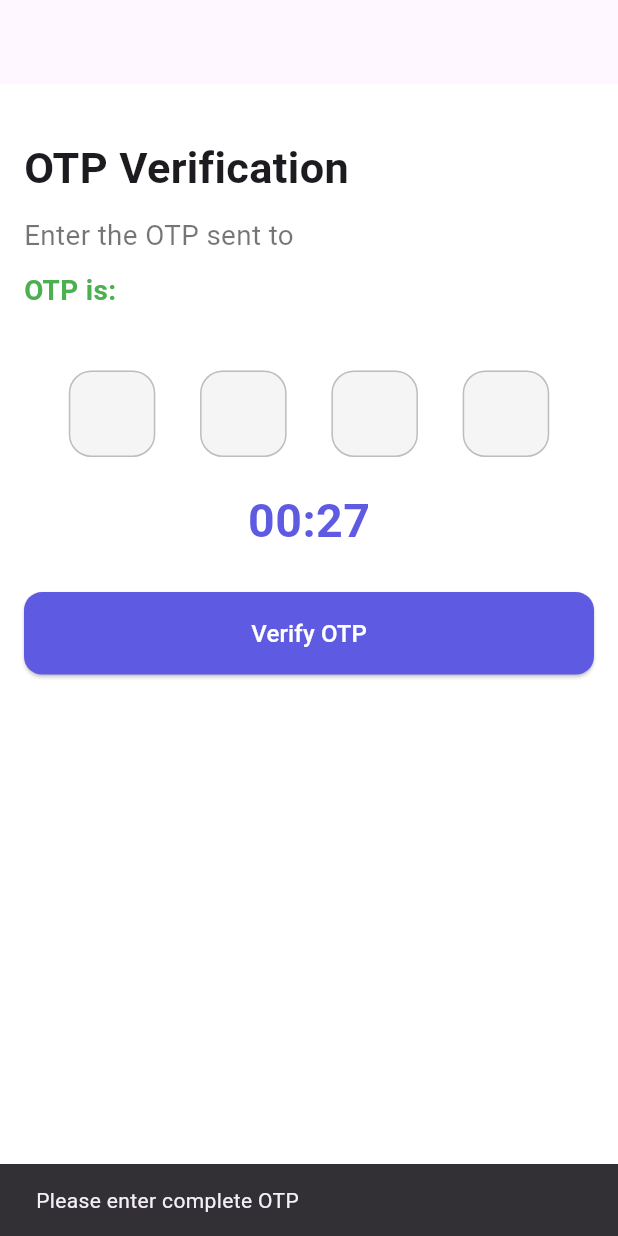
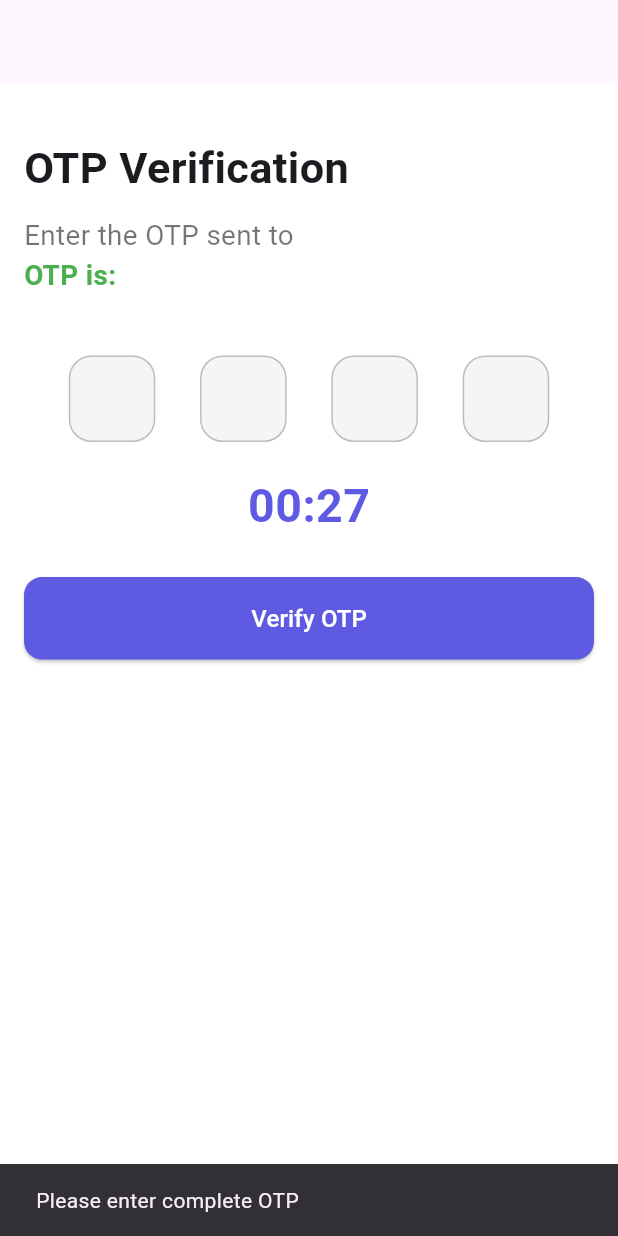
Before and after one commit to defender07/zybo12, a Flutter app: the OtpPage screen opened directly with empty values, after a tap on "Verify OTP", on a phone screen of 412 x 824 dp. Run offline on Flutter 3.47's test engine with Material 3 defaults, Android fonts, the phone set to English and light mode, and no system bars; our stand-ins replace bloc, equatable, flutter_bloc, shared_preferences; accounts and stored records are empty.

Commit message:
Refactor: Improve OTP page with reusable widgets & constants

```diff
--- a/lib/feature/otp/view/otp_page.dart
+++ b/lib/feature/otp/view/otp_page.dart
@@ -1,124 +1,144 @@
+import 'dart:async';
 import 'package:flutter/material.dart';
 import 'package:shared_preferences/shared_preferences.dart';
-import 'dart:async';
 import '../../home/bottom_tab/bottom_tab_page.dart';
 
 class OtpPage extends StatefulWidget {
-  final String phoneNumber;
-  final String otp;
-  final String token;
-
-  const OtpPage({
-    super.key,
-    required this.phoneNumber,
-    required this.otp,
-    required this.token,
-  });
+  final String phoneNumber, otp, token;
+  const OtpPage({super.key, required this.phoneNumber, required this.otp, required this.token});
 
   @override
   State<OtpPage> createState() => _OtpPageState();
 }
 
 class _OtpPageState extends State<OtpPage> with SingleTickerProviderStateMixin {
-  int _seconds = 30;
+  static const int otpLength = 4;
+  static const int timerDuration = 30;
+  static const Color primaryColor = Color(0xFF5E5BE2);
+
+  final _otpControllers = List.generate(otpLength, (_) => TextEditingController());
+  late AnimationController _animCtrl;
+  late Animation<double> _scaleAnim;
   Timer? _timer;
-
-  late AnimationController _animationController;
-  late Animation<double> _scaleAnimation;
-
-  final List<TextEditingController> _otpControllers =
-  List.generate(4, (index) => TextEditingController());
-
-  String? _otpFromApi;
-  String? _token;
+  int _seconds = timerDuration;
 
   @override
   void initState() {
     super.initState();
-    _otpFromApi = widget.otp;
-    _token = widget.token;
 
-    // ✅ Pre-fill OTP boxes with API OTP
-    if (_otpFromApi != null && _otpFromApi!.length == 4) {
-      for (int i = 0; i < 4; i++) {
-        _otpControllers[i].text = _otpFromApi![i];
-      }
+    // Prefill OTP from API
+    for (int i = 0; i < widget.otp.length && i < otpLength; i++) {
+      _otpControllers[i].text = widget.otp[i];
     }
 
     _startTimer();
-
-    _animationController = AnimationController(
-      vsync: this,
-      duration: const Duration(milliseconds: 600),
-    )..repeat(reverse: true);
-
-    _scaleAnimation = Tween<double>(begin: 1.0, end: 1.3).animate(
-      CurvedAnimation(parent: _animationController, curve: Curves.easeInOut),
-    );
-
-    debugPrint("✅ OTP received: $_otpFromApi");
-    debugPrint("✅ Token received: $_token");
+    _animCtrl = AnimationController(vsync: this, duration: const Duration(milliseconds: 600))..repeat(reverse: true);
+    _scaleAnim = Tween(begin: 1.0, end: 1.3).animate(CurvedAnimation(parent: _animCtrl, curve: Curves.easeInOut));
   }
 
   void _startTimer() {
-    _seconds = 30;
     _timer?.cancel();
-    _timer = Timer.periodic(const Duration(seconds: 1), (timer) {
-      if (_seconds > 0) {
-        setState(() => _seconds--);
-      } else {
-        timer.cancel();
-        _animationController.stop();
-      }
+    _seconds = timerDuration;
+    _timer = Timer.periodic(const Duration(seconds: 1), (t) {
+      if (_seconds > 0) setState(() => _seconds--);
+      else { t.cancel(); _animCtrl.stop(); }
     });
   }
+
+  Future<void> _verifyOtp() async {
+    final enteredOtp = _otpControllers.map((e) => e.text).join();
+
+    if (enteredOtp.length < otpLength) return _msg("Please enter complete OTP");
+
+    if (enteredOtp == widget.otp) {
+      await _saveToken(widget.token);
+      _msg("OTP Verified Successfully!");
+      if (mounted) {
+        Navigator.pushReplacement(context, MaterialPageRoute(builder: (_) => const BottomTabPage()));
+      }
+    } else {
+      _msg("Incorrect OTP! Please try again.");
+    }
+  }
+
+  Future<void> _saveToken(String token) async {
+    final prefs = await SharedPreferences.getInstance();
+    await prefs.setString("auth_token", token);
+  }
+
+  void _msg(String m) => ScaffoldMessenger.of(context).showSnackBar(SnackBar(content: Text(m)));
 
   @override
   void dispose() {
     _timer?.cancel();
-    _animationController.dispose();
-    for (var controller in _otpControllers) controller.dispose();
+    _animCtrl.dispose();
+    for (var c in _otpControllers) c.dispose();
     super.dispose();
   }
 
-  Future<void> _verifyOtp() async {
-    String enteredOtp = _otpControllers.map((e) => e.text).join();
+  @override
+  Widget build(BuildContext context) {
+    final w = MediaQuery.of(context).size.width;
+    return Scaffold(
+      backgroundColor: Colors.white,
+      appBar: AppBar(centerTitle: true),
+      body: SingleChildScrollView(
+        padding: const EdgeInsets.all(16),
+        child: Column(crossAxisAlignment: CrossAxisAlignment.start, children: [
+          const SizedBox(height: 20),
+          Text("OTP Verification", style: TextStyle(fontSize: w * 0.07, fontWeight: FontWeight.bold)),
+          const SizedBox(height: 10),
+          Text("Enter the OTP sent to ${widget.phoneNumber}",
+              style: TextStyle(fontSize: w * 0.045, color: Colors.black54)),
+          if (!bool.fromEnvironment("dart.vm.product"))
+            Text("OTP is: ${widget.otp}",
+                style: TextStyle(fontSize: w * 0.045, fontWeight: FontWeight.bold, color: Colors.green)),
+          const SizedBox(height: 40),
+          Row(
+            mainAxisAlignment: MainAxisAlignment.spaceEvenly,
+            children: List.generate(otpLength, (i) => OtpBox(controller: _otpControllers[i], isLast: i == otpLength - 1, boxSize: w * 0.14, fontSize: w * 0.06)),
+          ),
+          const SizedBox(height: 25),
+          Center(
+            child: ScaleTransition(
+              scale: _scaleAnim,
+              child: Text("00:$_seconds",
+                  style: TextStyle(fontSize: w * 0.06, fontWeight: FontWeight.bold, color: primaryColor)),
+            ),
+          ),
+          const SizedBox(height: 30),
+          SizedBox(
+            width: double.infinity,
+            child: ElevatedButton(
+              style: ElevatedButton.styleFrom(
+                backgroundColor: primaryColor,
+                padding: const EdgeInsets.symmetric(vertical: 16),
+                shape: RoundedRectangleBorder(borderRadius: BorderRadius.circular(12)),
+              ),
+              onPressed: _verifyOtp,
+              child: const Text("Verify OTP", style: TextStyle(fontSize: 16, color: Colors.white)),
+            ),
+          ),
+        ]),
+      ),
+    );
+  }
+}
 
-    if (enteredOtp.length < 4) {
-      ScaffoldMessenger.of(context).showSnackBar(
-        const SnackBar(content: Text("Please enter complete OTP")),
-      );
-      return;
-    }
+/// Reusable OTP Input Widget
+class OtpBox extends StatelessWidget {
+  final TextEditingController controller;
+  final bool isLast;
+  final double boxSize, fontSize;
+  const OtpBox({super.key, required this.controller, required this.isLast, required this.boxSize, required this.fontSize});
 
-    if (enteredOtp == _otpFromApi) {
-      debugPrint("✅ OTP Verified!");
-
-      // Save token in SharedPreferences
-      final prefs = await SharedPreferences.getInstance();
-      if (_token != null) await prefs.setString("auth_token", _token!);
-
-      ScaffoldMessenger.of(context).showSnackBar(
-        const SnackBar(content: Text("OTP Verified Successfully!")),
-      );
-
-      Navigator.pushReplacement(
-        context,
-        MaterialPageRoute(builder: (_) => const BottomTabPage()),
-      );
-    } else {
-      ScaffoldMessenger.of(context).showSnackBar(
-        const SnackBar(content: Text("Incorrect OTP! Please try again.")),
-      );
-    }
-  }
-
-  Widget _buildOtpBox(int index, double boxSize, double fontSize) {
+  @override
+  Widget build(BuildContext context) {
     return SizedBox(
       width: boxSize,
       height: boxSize,
       child: TextField(
-        controller: _otpControllers[index],
+        controller: controller,
         textAlign: TextAlign.center,
         keyboardType: TextInputType.number,
         maxLength: 1,
@@ -129,90 +149,17 @@ class _OtpPageState extends State<OtpPage> with SingleTickerProviderStateMixin {
           fillColor: Colors.grey.shade100,
           focusedBorder: OutlineInputBorder(
             borderRadius: BorderRadius.circular(15),
-            borderSide: const BorderSide(color: Color(0xFF5E5BE2), width: 2),
+            borderSide: const BorderSide(color: _OtpPageState.primaryColor, width: 2),
           ),
           enabledBorder: OutlineInputBorder(
             borderRadius: BorderRadius.circular(15),
             borderSide: BorderSide(color: Colors.grey.shade400),
           ),
         ),
-        onChanged: (value) {
-          if (value.isNotEmpty && index < 3) FocusScope.of(context).nextFocus();
+        onChanged: (v) {
+          if (v.isNotEmpty && !isLast) FocusScope.of(context).nextFocus();
         },
       ),
     );
   }
-
-  @override
-  Widget build(BuildContext context) {
-    final screenWidth = MediaQuery.of(context).size.width;
-    final boxSize = screenWidth * 0.14;
-    final titleFontSize = screenWidth * 0.07;
-    final subtitleFontSize = screenWidth * 0.045;
-    final otpFontSize = screenWidth * 0.06;
-    final timerFontSize = screenWidth * 0.06;
-
-    return Scaffold(
-      backgroundColor: Colors.white,
-      appBar: AppBar(centerTitle: true),
-      body: SingleChildScrollView(
-        padding: const EdgeInsets.all(16),
-        child: Column(
-          crossAxisAlignment: CrossAxisAlignment.start,
-          children: [
-            SizedBox(height: 20),
-            Text(
-              "OTP Verification",
-              style: TextStyle(fontSize: titleFontSize, fontWeight: FontWeight.bold),
-            ),
-            SizedBox(height: 10),
-            Text(
-              "Enter the OTP sent to ${widget.phoneNumber}",
-              style: TextStyle(fontSize: subtitleFontSize, color: Colors.black54),
-            ),
-            const SizedBox(height: 10),
-            // ✅ Display OTP raw value from API for testing
-            Text(
-              "OTP is: $_otpFromApi",
-              style: TextStyle(
-                  fontSize: subtitleFontSize,
-                  fontWeight: FontWeight.bold,
-                  color: Colors.green),
-            ),
-            SizedBox(height: 40),
-            Row(
-              mainAxisAlignment: MainAxisAlignment.spaceEvenly,
-              children: List.generate(4, (index) => _buildOtpBox(index, boxSize, otpFontSize)),
-            ),
-            SizedBox(height: 25),
-            Center(
-              child: ScaleTransition(
-                scale: _scaleAnimation,
-                child: Text(
-                  "00:$_seconds",
-                  style: TextStyle(
-                      fontSize: timerFontSize,
-                      fontWeight: FontWeight.bold,
-                      color: const Color(0xFF5E5BE2)),
-                ),
-              ),
-            ),
-            SizedBox(height: 30),
-            SizedBox(
-              width: double.infinity,
-              child: ElevatedButton(
-                style: ElevatedButton.styleFrom(
-                  backgroundColor: const Color(0xFF5E5BE2),
-                  padding: const EdgeInsets.symmetric(vertical: 16),
-                  shape: RoundedRectangleBorder(borderRadius: BorderRadius.circular(12)),
-                ),
-                onPressed: _verifyOtp,
-                child: const Text("Verify OTP", style: TextStyle(fontSize: 16, color: Colors.white)),
-              ),
-            ),
-          ],
-        ),
-      ),
-    );
-  }
 }
```
